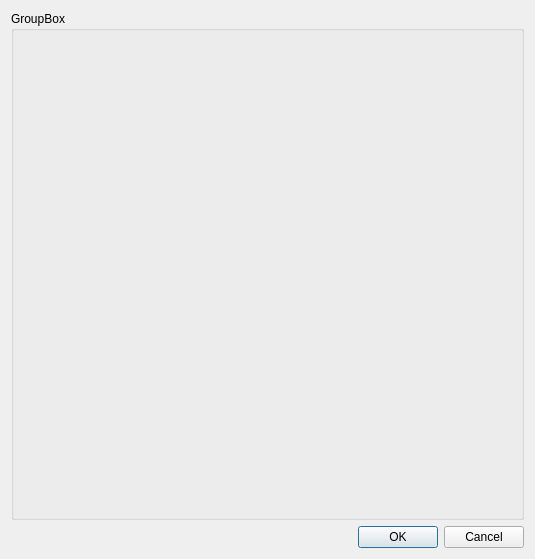
First picture: the form in notelistdialog.ui, repository Tauski/IdealPDA_Windows, before the edit.
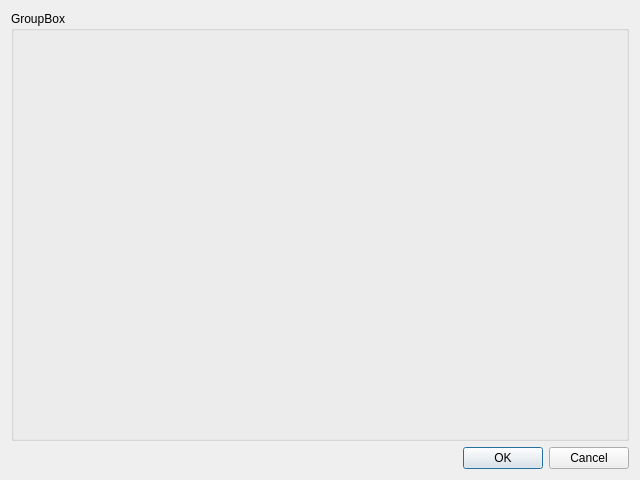
Second picture: the form after the edit.

```diff
--- a/notelistdialog.ui
+++ b/notelistdialog.ui
@@ -6,10 +6,22 @@
    <rect>
     <x>0</x>
     <y>0</y>
-    <width>535</width>
-    <height>559</height>
+    <width>640</width>
+    <height>480</height>
    </rect>
   </property>
+  <property name="minimumSize">
+   <size>
+    <width>640</width>
+    <height>480</height>
+   </size>
+  </property>
+  <property name="maximumSize">
+   <size>
+    <width>1920</width>
+    <height>1080</height>
+   </size>
+  </property>
   <property name="windowTitle">
    <string>Dialog</string>
   </property>
```
